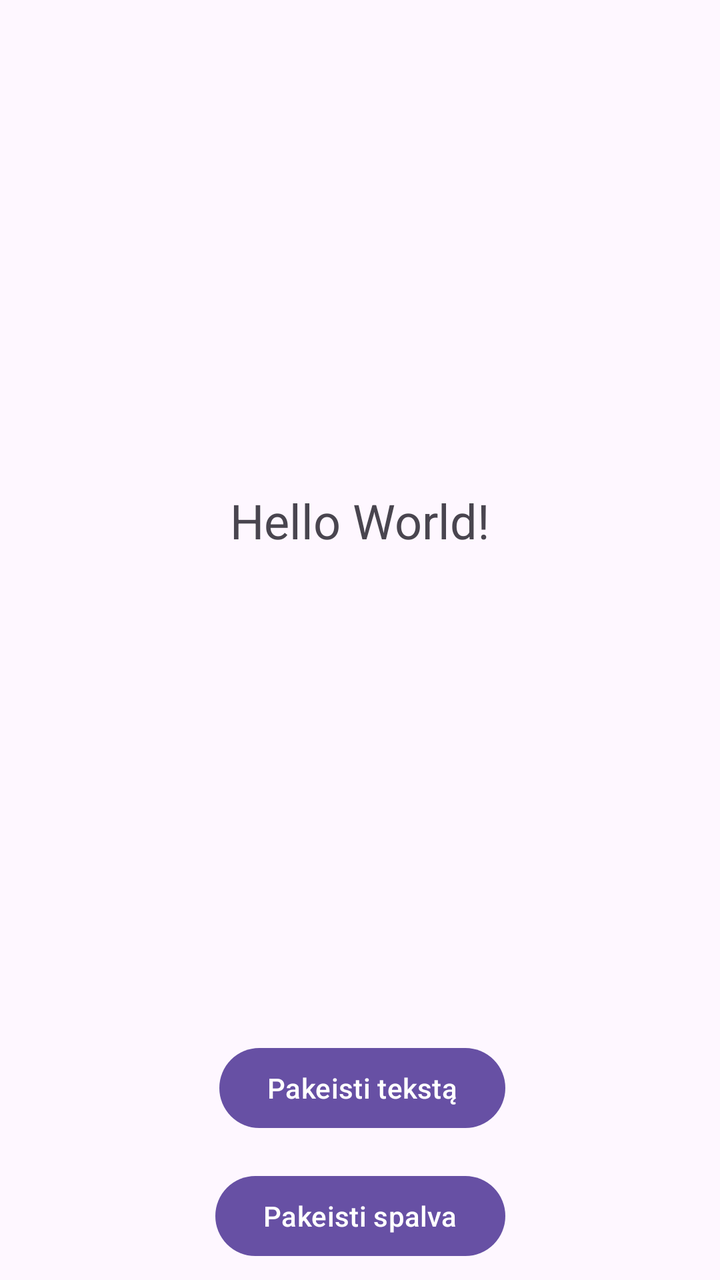
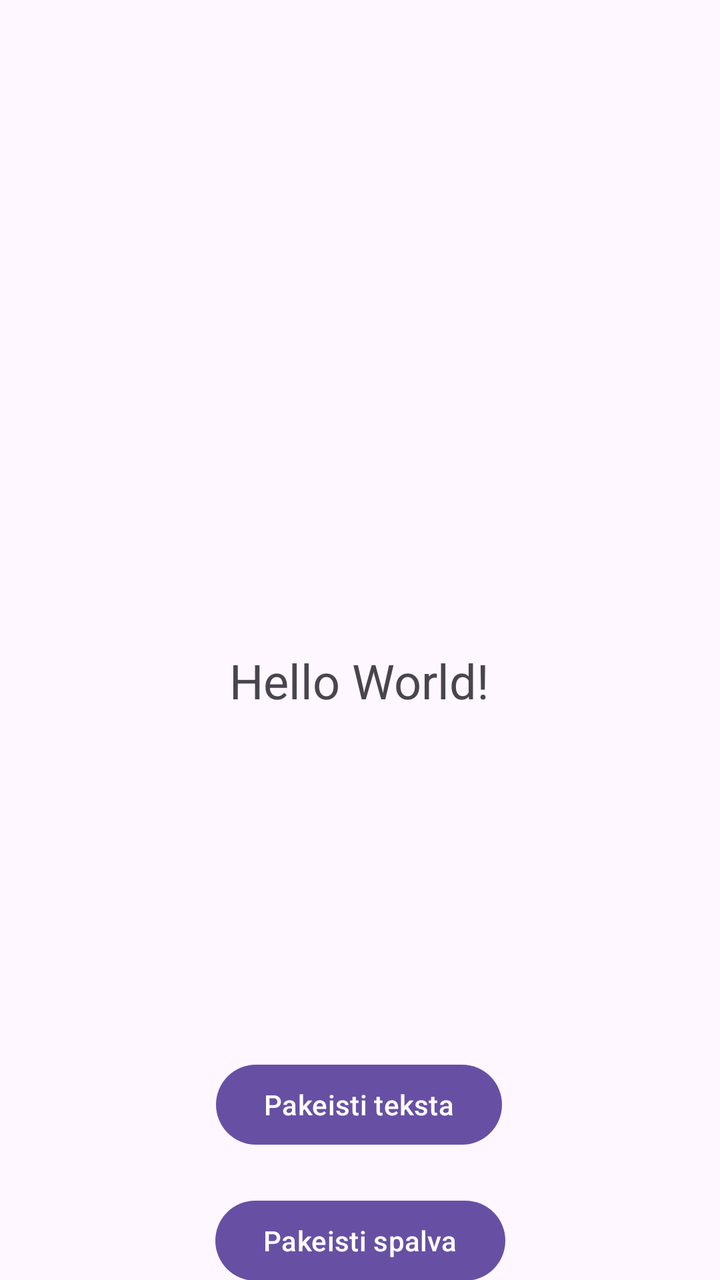

The first picture is an Android layout as it rendered before a commit; the second is the same layout after the commit. The layout source and the unified diff follow.
<!-- AndroidManifest.xml: application theme Theme.MyApplication -->
<!-- res/layout/activity_main.xml -->
<?xml version="1.0" encoding="utf-8"?>
<androidx.constraintlayout.widget.ConstraintLayout xmlns:android="http://schemas.android.com/apk/res/android"
    xmlns:app="http://schemas.android.com/apk/res-auto"
    xmlns:tools="http://schemas.android.com/tools"
    android:id="@+id/main"
    android:layout_width="match_parent"
    android:layout_height="match_parent"
    tools:context=".MainActivity">

    <TextView
        android:id="@+id/textView"
        android:layout_width="wrap_content"
        android:layout_height="wrap_content"
        android:text="Hello World!"
        android:textSize="24sp"
        app:layout_constraintBottom_toTopOf="@+id/button"
        app:layout_constraintEnd_toEndOf="parent"
        app:layout_constraintStart_toStartOf="parent"
        app:layout_constraintTop_toTopOf="parent" />

    <Button
        android:id="@+id/button"
        android:layout_width="wrap_content"
        android:layout_height="wrap_content"
        android:layout_marginBottom="72dp"
        android:text="Pakeisti tekstą"
        app:layout_constraintBottom_toBottomOf="parent"
        app:layout_constraintEnd_toEndOf="parent"
        app:layout_constraintHorizontal_bias="0.505"
        app:layout_constraintStart_toStartOf="parent"
        tools:ignore="HardcodedText" />

    <Button
        android:id="@+id/button2"
        android:layout_width="wrap_content"
        android:layout_height="wrap_content"
        android:layout_marginTop="16dp"
        android:text="Pakeisti spalva"
        app:layout_constraintEnd_toEndOf="parent"
        app:layout_constraintHorizontal_bias="0.501"
        app:layout_constraintStart_toStartOf="parent"
        app:layout_constraintTop_toBottomOf="@id/button" />

</androidx.constraintlayout.widget.ConstraintLayout>
<!-- resources referenced by this layout -->
<resources>
  <style name="Theme.MyApplication" parent="Base.Theme.MyApplication" />
  <style name="Base.Theme.MyApplication" parent="Theme.Material3.DayNight.NoActionBar">
          
          
      </style>
</resources>

<!-- the commit's change to res/layout/activity_main.xml (unified diff, before → after) -->
@@ -2,7 +2,6 @@
 <androidx.constraintlayout.widget.ConstraintLayout xmlns:android="http://schemas.android.com/apk/res/android"
     xmlns:app="http://schemas.android.com/apk/res-auto"
     xmlns:tools="http://schemas.android.com/tools"
-    android:id="@+id/main"
     android:layout_width="match_parent"
     android:layout_height="match_parent"
     tools:context=".MainActivity">
@@ -11,10 +10,11 @@
         android:id="@+id/textView"
         android:layout_width="wrap_content"
         android:layout_height="wrap_content"
+        android:layout_marginTop="324dp"
         android:text="Hello World!"
         android:textSize="24sp"
-        app:layout_constraintBottom_toTopOf="@+id/button"
         app:layout_constraintEnd_toEndOf="parent"
+        app:layout_constraintHorizontal_bias="0.498"
         app:layout_constraintStart_toStartOf="parent"
         app:layout_constraintTop_toTopOf="parent" />
 
@@ -22,23 +22,31 @@
         android:id="@+id/button"
         android:layout_width="wrap_content"
         android:layout_height="wrap_content"
-        android:layout_marginBottom="72dp"
-        android:text="Pakeisti tekstą"
-        app:layout_constraintBottom_toBottomOf="parent"
+        android:layout_marginTop="172dp"
+        android:text="Pakeisti teksta"
         app:layout_constraintEnd_toEndOf="parent"
-        app:layout_constraintHorizontal_bias="0.505"
+        app:layout_constraintHorizontal_bias="0.498"
         app:layout_constraintStart_toStartOf="parent"
-        tools:ignore="HardcodedText" />
+        app:layout_constraintTop_toBottomOf="@id/textView" />
 
     <Button
         android:id="@+id/button2"
         android:layout_width="wrap_content"
         android:layout_height="wrap_content"
-        android:layout_marginTop="16dp"
+        android:layout_marginTop="20dp"
         android:text="Pakeisti spalva"
         app:layout_constraintEnd_toEndOf="parent"
-        app:layout_constraintHorizontal_bias="0.501"
         app:layout_constraintStart_toStartOf="parent"
         app:layout_constraintTop_toBottomOf="@id/button" />
 
+    <Button
+        android:id="@+id/button3"
+        android:layout_width="wrap_content"
+        android:layout_height="wrap_content"
+        android:layout_marginTop="20dp"
+        android:text="Pakeisti teksto fona"
+        app:layout_constraintEnd_toEndOf="parent"
+        app:layout_constraintStart_toStartOf="parent"
+        app:layout_constraintTop_toBottomOf="@id/button2" />
+
 </androidx.constraintlayout.widget.ConstraintLayout>
